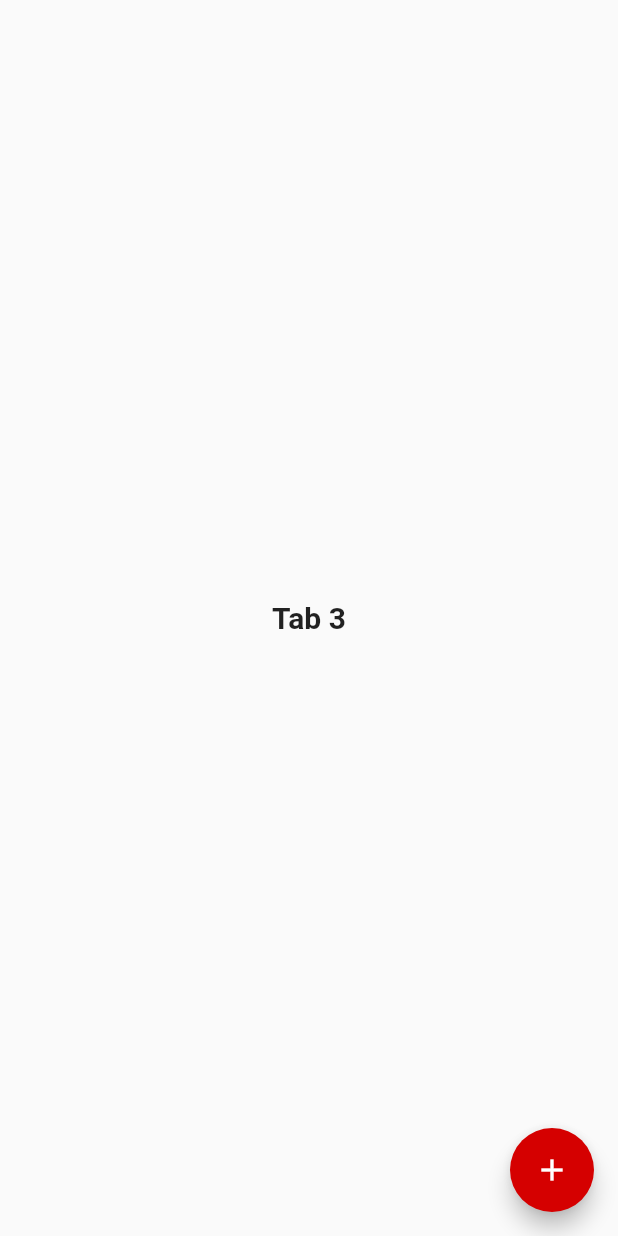
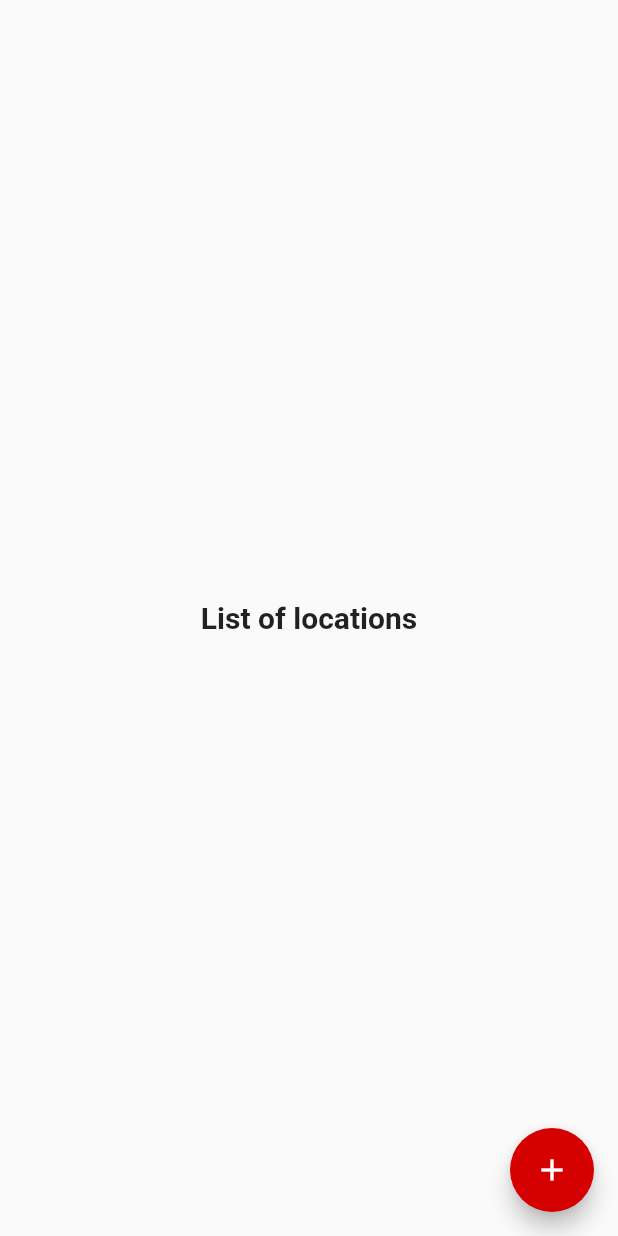
Before and after one commit to Xaxurro/Warehouse, a Flutter app: the LocationsPage screen opened directly, on a phone screen of 412 x 824 dp. Run offline on Flutter 3.47's test engine with Material 2 defaults, Android fonts, the phone set to English and light mode, and no system bars; our stand-ins replace google_nav_bar.

Commit message:
Orden de Archivos

```diff
--- a/lib/pages/Locations.dart
+++ b/lib/pages/Locations.dart
@@ -9,7 +9,7 @@ class LocationsPage extends StatelessWidget {
   Widget build(BuildContext context) {
     return Scaffold(
       body: const Center(
-        child: Text('Tab 3', style: TextStyle(fontSize: 20, fontWeight: FontWeight.bold),)),
+        child: Text('List of locations', style: TextStyle(fontSize: 20, fontWeight: FontWeight.bold),)),
       floatingActionButton: FloatingActionButton(
         onPressed: () {
           Navigator.push(
--- a/lib/pages/Profile.dart
+++ b/lib/pages/Profile.dart
@@ -9,7 +9,7 @@ class ConfigPage extends StatelessWidget {
   Widget build(BuildContext context) {
     return ListView(
       children: [
-        tilePage('Color', 'Color de la aplicacion', Icons.color_lens_sharp, context, const ChangeColorPage()),
+        tilePage('Color', 'Color App', Icons.color_lens_sharp, context, const ChangeColorPage()),
         Divider(),
       ],
     );
--- a/lib/pages/Warehouse.dart
+++ b/lib/pages/Warehouse.dart
@@ -9,7 +9,7 @@ class WarehousePage extends StatelessWidget {
   Widget build(BuildContext context) {
     return Scaffold(
       body: const Center(
-        child: Text('Tab 2', style: TextStyle(fontSize: 20, fontWeight: FontWeight.bold))),
+        child: Text('Warehouses List', style: TextStyle(fontSize: 20, fontWeight: FontWeight.bold))),
       floatingActionButton: FloatingActionButton(
         onPressed: () {
           Navigator.push(
--- a/lib/pages/addItem.dart
+++ b/lib/pages/addItem.dart
@@ -1,6 +1,6 @@
 import 'package:flutter/material.dart';
 import 'package:warehouse/globals.dart' as globals;
-import 'package:warehouse/pages/bodies/AddItemForm.dart';
+import 'package:warehouse/pages/Forms/AddItemForm.dart';
 
 class addItem extends StatelessWidget {
   @override
--- a/lib/pages/addLocation.dart
+++ b/lib/pages/addLocation.dart
@@ -1,6 +1,6 @@
 import 'package:flutter/material.dart';
 import 'package:warehouse/globals.dart' as globals;
-import 'package:warehouse/pages/bodies/AddLocationForm.dart';
+import 'package:warehouse/pages/Forms/AddLocationForm.dart';
 
 class addLocation extends StatelessWidget {
   const addLocation({super.key});
--- a/pubspec.yaml
+++ b/pubspec.yaml
@@ -36,6 +36,7 @@ dependencies:
   # Use with the CupertinoIcons class for iOS style icons.
   cupertino_icons: ^1.0.2
   google_nav_bar: ^5.0.6
+  http: ^0.13.5
 
 dev_dependencies:
   flutter_test:
```
Also changed, not shown: lib/main.dart (line endings or trailing spaces), lib/pages/Forms/AddItemForm.dart (renamed from lib/pages/bodies/AddItemForm.dart), lib/pages/Forms/AddLocationForm.dart (renamed from lib/pages/bodies/AddLocationForm.dart), pubspec.lock.
